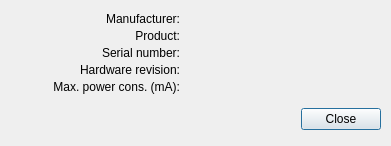
bloguetronica/itusb2-mngr, file src/informationdialog.ui: the form before one commit.
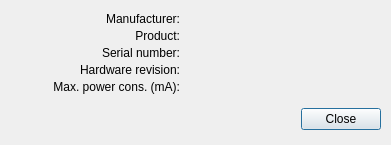
The form after the commit. Icons and pictures are not drawn.

Diff of the .ui file:
```diff
--- a/src/informationdialog.ui
+++ b/src/informationdialog.ui
@@ -7,19 +7,19 @@
     <x>0</x>
     <y>0</y>
     <width>391</width>
-    <height>146</height>
+    <height>145</height>
    </rect>
   </property>
   <property name="minimumSize">
    <size>
     <width>391</width>
-    <height>146</height>
+    <height>145</height>
    </size>
   </property>
   <property name="maximumSize">
    <size>
     <width>391</width>
-    <height>146</height>
+    <height>145</height>
    </size>
   </property>
   <property name="windowTitle">
```
